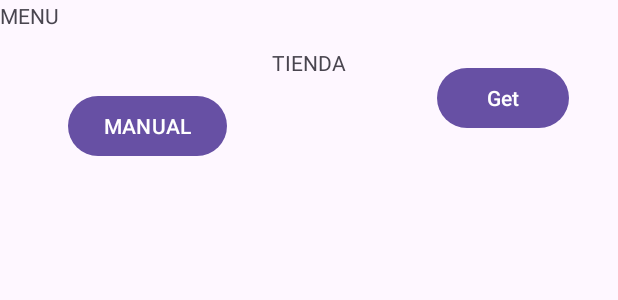
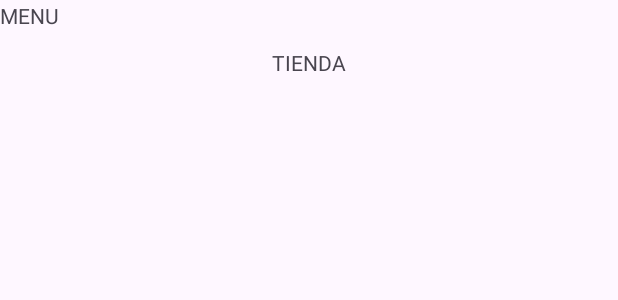
Before and after one commit to ElVaquilla/Proyecto_DSA-Android, an Android app: the layout activity_tienda.xml on its own in the app's theme, with its tools: preview values and no code run, on a phone screen of 412 x 824 dp. Shown: the top 300 px of the screen. Run offline under Robolectric (Android 15) with nearby library versions, the phone set to English and light mode, and no system bars.

Commit message:
Tienda y register arreglado

```diff
--- a/app/src/main/java/com/example/login/AdapterDatos.java
+++ b/app/src/main/java/com/example/login/AdapterDatos.java
@@ -71,6 +71,7 @@ public class AdapterDatos extends RecyclerView.Adapter<AdapterDatos.ViewHolderDa
 
             etiNiv=(TextView)itemView.findViewById(R.id.niv_product);
             etiD=(TextView)itemView.findViewById(R.id.p_product);
+
             //foto=(ImageView) itemView.findViewById(R.id.idImagen);
 
         }
--- a/app/src/main/java/com/example/login/ProductoTienda.java
+++ b/app/src/main/java/com/example/login/ProductoTienda.java
@@ -2,6 +2,7 @@ package com.example.login;
 
 import androidx.appcompat.app.AppCompatActivity;
 
+import android.content.Intent;
 import android.os.Bundle;
 import android.view.View;
 import android.widget.TextView;
@@ -69,12 +70,14 @@ public class ProductoTienda extends AppCompatActivity {
                 .client(httpClient.build())
                 .build();
         ComprarService producto = retrofit.create(ComprarService.class);
-        Call<Jugador> call = producto.comprarProducto(nom.getText().toString(),LoginActivity.getUsername());
+        String username = SessionManager.getLoggedUsername(this);
+        Call<Jugador> call = producto.comprarProducto(nom.getText().toString(), username);
         call.enqueue(new Callback<Jugador>() {
             @Override
             public void onResponse(Call<Jugador> call, Response<Jugador> response) {
                 if (response.isSuccessful()) {
                     Toast.makeText(ProductoTienda.this, "Submitted Successfully", Toast.LENGTH_SHORT).show();
+                    finish();
                 }
                 else {
                     Toast.makeText(ProductoTienda.this, "Error, response is not as expected", Toast.LENGTH_SHORT).show();
--- a/app/src/main/java/com/example/login/SessionManager.java
+++ b/app/src/main/java/com/example/login/SessionManager.java
@@ -37,4 +37,9 @@ public class SessionManager {
         editor.remove(KEY_LAST_LOGIN_TIME);
         editor.apply();
     }
+
+    public static String getLoggedUsername(Context context) {
+        SharedPreferences preferences = context.getSharedPreferences(PREF_NAME, Context.MODE_PRIVATE);
+        return preferences.getString(KEY_USERNAME, null);
+    }
 }
--- a/app/src/main/res/layout/activity_main.xml
+++ b/app/src/main/res/layout/activity_main.xml
@@ -10,7 +10,7 @@
     <Button
         android:id="@+id/register"
         android:layout_width="243dp"
-        android:layout_height="74dp"
+        android:layout_height="80dp"
         android:onClick="regonClick"
         android:text="Registrarse"
         android:textSize="20sp"
--- a/app/src/main/res/layout/activity_tienda.xml
+++ b/app/src/main/res/layout/activity_tienda.xml
@@ -42,30 +42,4 @@
         app:layout_constraintStart_toStartOf="parent"
         app:layout_constraintTop_toTopOf="parent" />
 
-    <Button
-        android:id="@+id/manualButton"
-        android:layout_width="wrap_content"
-        android:layout_height="wrap_content"
-        android:onClick="manualClick"
-        android:text="MANUAL"
-        app:layout_constraintBottom_toTopOf="@+id/recyclerId"
-        app:layout_constraintEnd_toStartOf="@+id/textView"
-        app:layout_constraintHorizontal_bias="0.6"
-        app:layout_constraintStart_toStartOf="parent"
-        app:layout_constraintTop_toTopOf="parent"
-        app:layout_constraintVertical_bias="0.68" />
-
-    <Button
-        android:id="@+id/getButton"
-        android:layout_width="wrap_content"
-        android:layout_height="wrap_content"
-        android:layout_marginStart="27dp"
-        android:layout_marginBottom="16dp"
-        android:onClick="getClick"
-        android:text="Get"
-        app:layout_constraintBottom_toTopOf="@+id/recyclerId"
-        app:layout_constraintEnd_toEndOf="parent"
-        app:layout_constraintStart_toEndOf="@+id/textView"
-        app:layout_constraintTop_toTopOf="parent"
-        app:layout_constraintVertical_bias="0.57" />
 </androidx.constraintlayout.widget.ConstraintLayout>
```
Also changed, not shown: app/src/main/AndroidManifest.xml (+12 -10 lines), app/src/main/java/com/example/login/RegisterActivity.java (+34 -36 lines), app/src/main/java/com/example/login/Tienda.java (+7 -29 lines).
